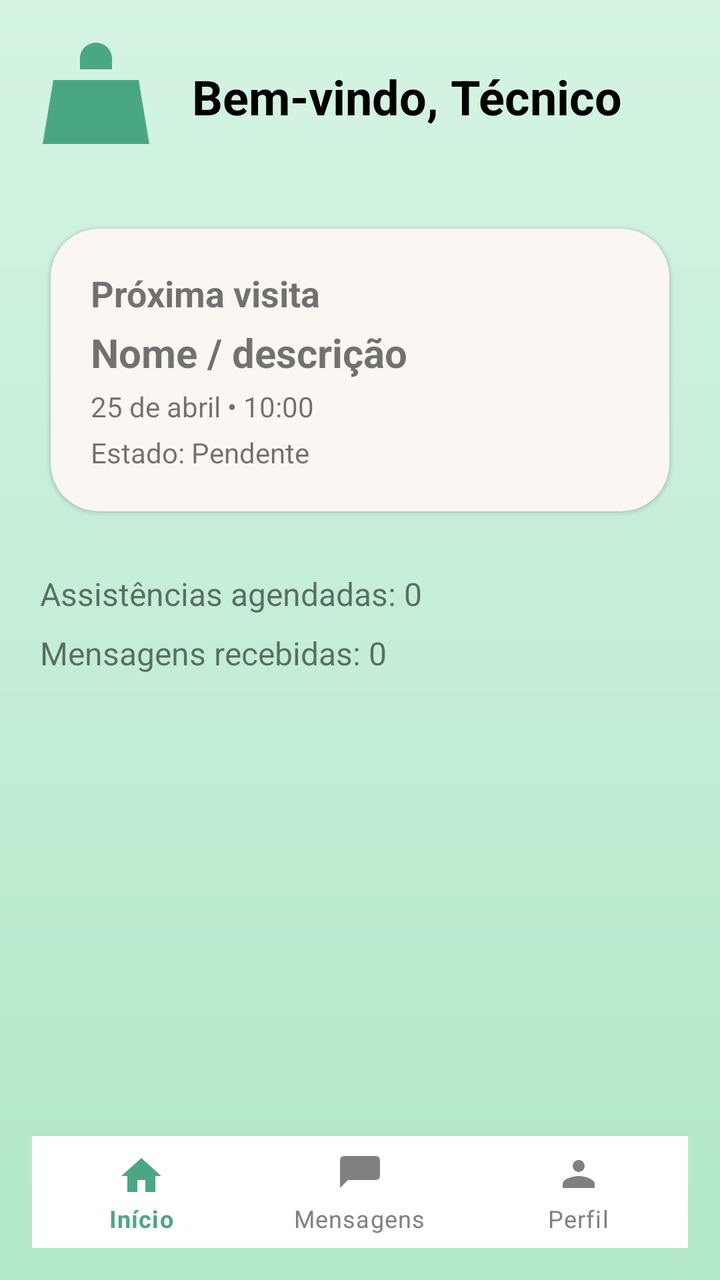
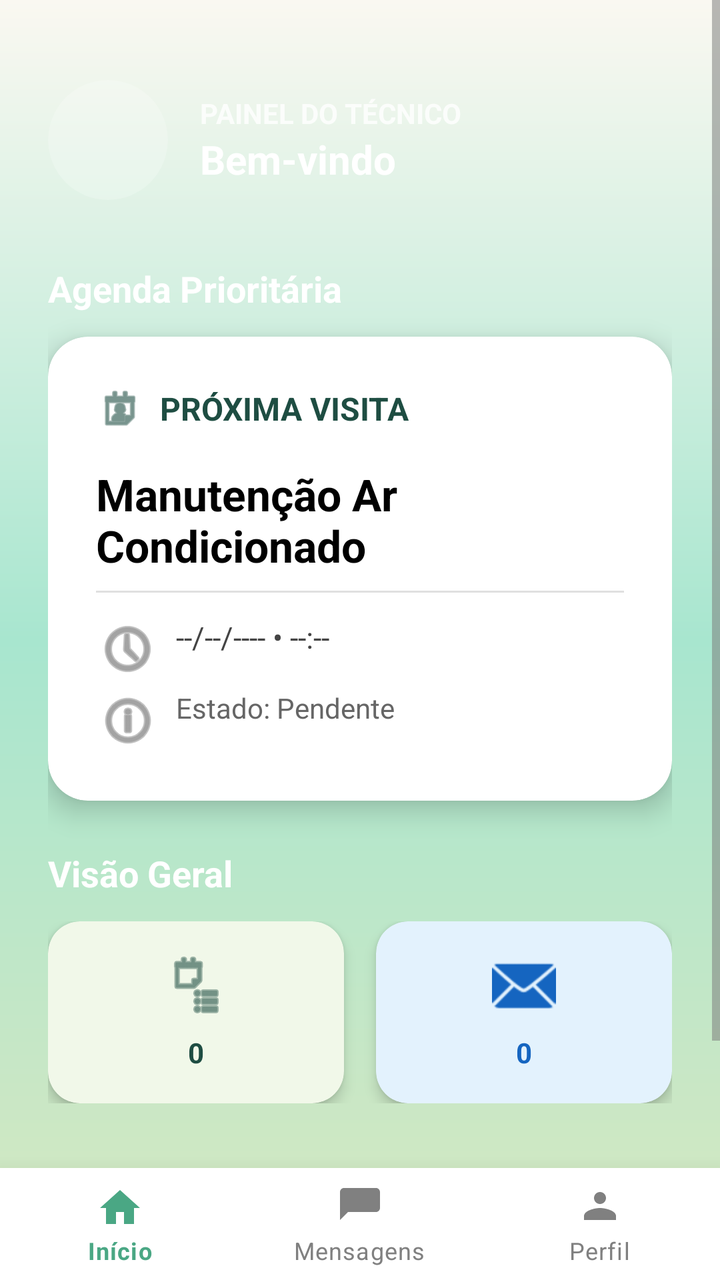

Two renders of the same Android screen: before a commit and after it. Below are the layout's source before the change and the commit's diff.
<!-- AndroidManifest.xml: application theme Theme.EcoTrack -->
<!-- res/layout/activity_home_tecnico.xml -->
<?xml version="1.0" encoding="utf-8"?>
<androidx.constraintlayout.widget.ConstraintLayout
    xmlns:android="http://schemas.android.com/apk/res/android"
    xmlns:app="http://schemas.android.com/apk/res-auto"
    android:layout_width="match_parent"
    android:layout_height="match_parent"
    android:padding="16dp"
    android:background="@drawable/bg_gradiente">

    <ImageView
        android:id="@+id/imgAvatarTecnico"
        android:layout_width="64dp"
        android:layout_height="64dp"
        android:src="@drawable/ic_tecnico"
        android:contentDescription="@string/tecnico"
        app:layout_constraintTop_toTopOf="parent"
        app:layout_constraintStart_toStartOf="parent" />

    <TextView
        android:id="@+id/tvBemVindoTecnico"
        android:layout_width="0dp"
        android:layout_height="wrap_content"
        android:text="Bem-vindo, Técnico"
        android:textSize="24sp"
        android:textStyle="bold"
        android:textColor="@android:color/black"
        app:layout_constraintStart_toEndOf="@id/imgAvatarTecnico"
        app:layout_constraintTop_toTopOf="@id/imgAvatarTecnico"
        app:layout_constraintEnd_toEndOf="parent"
        app:layout_constraintBottom_toBottomOf="@id/imgAvatarTecnico"
        android:layout_marginStart="16dp" />

    
    <com.google.android.material.card.MaterialCardView
        android:id="@+id/cardProximaVisita"
        android:layout_width="0dp"
        android:layout_height="wrap_content"
        android:layout_marginTop="24dp"
        app:cardCornerRadius="24dp"
        app:cardUseCompatPadding="true"
        app:layout_constraintTop_toBottomOf="@id/imgAvatarTecnico"
        app:layout_constraintStart_toStartOf="parent"
        app:layout_constraintEnd_toEndOf="parent">

        <LinearLayout
            android:layout_width="match_parent"
            android:layout_height="wrap_content"
            android:orientation="vertical"
            android:padding="20dp">

            <TextView
                android:id="@+id/tvProximaVisitaTitulo"
                android:layout_width="wrap_content"
                android:layout_height="wrap_content"
                android:text="Próxima visita"
                android:textSize="18sp"
                android:textStyle="bold" />

            <TextView
                android:id="@+id/tvProximaVisitaNome"
                android:layout_width="wrap_content"
                android:layout_height="wrap_content"
                android:layout_marginTop="4dp"
                android:text="Nome / descrição"
                android:textSize="20sp"
                android:textStyle="bold" />

            <TextView
                android:id="@+id/tvProximaVisitaDataHora"
                android:layout_width="wrap_content"
                android:layout_height="wrap_content"
                android:layout_marginTop="4dp"
                android:text="25 de abril • 10:00" />

            <TextView
                android:id="@+id/tvProximaVisitaMoradaEstado"
                android:layout_width="wrap_content"
                android:layout_height="wrap_content"
                android:layout_marginTop="4dp"
                android:text="Estado: Pendente" />
        </LinearLayout>
    </com.google.android.material.card.MaterialCardView>

    
    <LinearLayout
        android:id="@+id/layoutResumos"
        android:layout_width="0dp"
        android:layout_height="wrap_content"
        android:orientation="vertical"
        android:layout_marginTop="16dp"
        app:layout_constraintTop_toBottomOf="@id/cardProximaVisita"
        app:layout_constraintStart_toStartOf="parent"
        app:layout_constraintEnd_toEndOf="parent">

        <TextView
            android:id="@+id/tvResumoAssistencias"
            android:layout_width="match_parent"
            android:layout_height="wrap_content"
            android:text="Assistências agendadas: 0"
            android:textSize="16sp"
            android:padding="4dp" />

        <TextView
            android:id="@+id/tvResumoMensagens"
            android:layout_width="match_parent"
            android:layout_height="wrap_content"
            android:text="Mensagens recebidas: 0"
            android:textSize="16sp"
            android:padding="4dp" />

    </LinearLayout>

    
    <com.google.android.material.bottomnavigation.BottomNavigationView
        android:id="@+id/bottomNavTecnico"
        android:layout_width="0dp"
        android:layout_height="wrap_content"
        android:background="@android:color/white"
        app:menu="@menu/menu_bottom_tecnico"
        app:labelVisibilityMode="labeled"
        app:itemIconTint="@color/selector_bottom_nav"
        app:itemTextColor="@color/selector_bottom_nav"
        app:layout_constraintBottom_toBottomOf="parent"
        app:layout_constraintStart_toStartOf="parent"
        app:layout_constraintEnd_toEndOf="parent"/>

</androidx.constraintlayout.widget.ConstraintLayout>
<!-- resources referenced by this layout -->
<resources>
  <!-- drawable bg_gradiente (drawable) -->
  <?xml version="1.0" encoding="utf-8"?>
  <shape xmlns:android="http://schemas.android.com/apk/res/android">
      <gradient
          android:type="linear"
          android:angle="270"
          android:startColor="#D5F4E2"
          android:endColor="#B2E8C9" />
  </shape>
  <!-- drawable ic_tecnico (drawable) -->
  <vector xmlns:android="http://schemas.android.com/apk/res/android"
      android:width="48dp"
      android:height="48dp"
      android:viewportWidth="24"
      android:viewportHeight="24">
      <path
          android:fillColor="#4AA784"
          android:pathData="M12,2c1.66,0 3,1.34 3,3v2h-6V5c0,-1.66 1.34,-3 3,-3zM4,9h16l2,12H2L4,9z"/>
      <path
          android:fillColor="#4AA784"
          android:pathData="M12,13c-2.21,0 -4,1.79 -4,4h2c0,-1.1 0.9,-2 2,-2s2,0.9 2,2h2C16,14.79 14.21,13 12,13z"/>
  </vector>
  <string name="tecnico">Técnico</string>
  <style name="Theme.EcoTrack" parent="Theme.MaterialComponents.Light.NoActionBar">
          
          <item name="colorPrimary">@color/colorPrimary</item>
          <item name="colorOnPrimary">@color/colorOnPrimary</item>
          <item name="colorSecondary">@color/colorSecondary</item>
          <item name="colorOnSecondary">@color/colorOnSecondary</item>
  
          
          <item name="colorOnBackground">@color/background_beige</item>
          <item name="colorSurface">@color/colorSurface</item>
          <item name="colorOnSurface">@color/colorOnSurface</item>
          <item name="android:windowBackground">@color/background_beige</item>
  
          
          <item name="colorPrimaryContainer">@color/colorPrimaryContainer</item>
          <item name="colorOnPrimaryContainer">@color/colorOnPrimaryContainer</item>
          <item name="colorSecondaryContainer">@color/colorSecondaryContainer</item>
          <item name="colorOnSecondaryContainer">@color/colorOnSecondaryContainer</item>
  
          
          <item name="colorError">@color/colorError</item>
          <item name="colorOnError">@color/colorOnError</item>
          <item name="colorErrorContainer">@color/colorErrorContainer</item>
          <item name="colorOnErrorContainer">@color/colorOnErrorContainer</item>
  
          
          <item name="colorOutline">@color/colorOutline</item>
  
          
          <item name="android:textColorPrimary">@color/text_primary</item>
          <item name="android:textColorSecondary">@color/text_secondary</item>
  
          
          <item name="android:statusBarColor">@color/colorPrimary</item>
          <item name="android:navigationBarColor">@color/background_beige</item>
      </style>
  <color name="colorPrimary">#2E7D5B</color>
  <color name="colorOnPrimary">#FFFFFF</color>
  <color name="colorSecondary">#52644F</color>
  <color name="colorOnSecondary">#FFFFFF</color>
  <color name="background_beige">#FFFDF8</color>
  <color name="colorSurface">#FAF7F2</color>
  <color name="colorOnSurface">#3B3A37</color>
  <color name="colorPrimaryContainer">#BFE3CF</color>
  <color name="colorOnPrimaryContainer">#1A3B2C</color>
  <color name="colorSecondaryContainer">#D5E8D7</color>
  <color name="colorOnSecondaryContainer">#1F352F</color>
  <color name="colorError">#B3261E</color>
  <color name="colorOnError">#FFFFFF</color>
  <color name="colorErrorContainer">#F9DEDC</color>
  <color name="colorOnErrorContainer">#410E0B</color>
  <color name="colorOutline">#D8D2C8</color>
  <color name="text_primary">#2E2E2E</color>
  <color name="text_secondary">#7A7A7A</color>
</resources>

<!-- the commit's change to res/layout/activity_home_tecnico.xml (unified diff, before → after) -->
@@ -4,41 +4,14 @@
     xmlns:app="http://schemas.android.com/apk/res-auto"
     android:layout_width="match_parent"
     android:layout_height="match_parent"
-    android:padding="16dp"
-    android:background="@drawable/bg_gradiente">
-
-    <ImageView
-        android:id="@+id/imgAvatarTecnico"
-        android:layout_width="64dp"
-        android:layout_height="64dp"
-        android:src="@drawable/ic_tecnico"
-        android:contentDescription="@string/tecnico"
+    android:background="@drawable/gradient_verde">
+
+    <ScrollView
+        android:layout_width="match_parent"
+        android:layout_height="0dp"
+        android:fillViewport="true"
         app:layout_constraintTop_toTopOf="parent"
-        app:layout_constraintStart_toStartOf="parent" />
-
-    <TextView
-        android:id="@+id/tvBemVindoTecnico"
-        android:layout_width="0dp"
-        android:layout_height="wrap_content"
-        android:text="Bem-vindo, Técnico"
-        android:textSize="24sp"
-        android:textStyle="bold"
-        android:textColor="@android:color/black"
-        app:layout_constraintStart_toEndOf="@id/imgAvatarTecnico"
-        app:layout_constraintTop_toTopOf="@id/imgAvatarTecnico"
-        app:layout_constraintEnd_toEndOf="parent"
-        app:layout_constraintBottom_toBottomOf="@id/imgAvatarTecnico"
-        android:layout_marginStart="16dp" />
-
-    
-    <com.google.android.material.card.MaterialCardView
-        android:id="@+id/cardProximaVisita"
-        android:layout_width="0dp"
-        android:layout_height="wrap_content"
-        android:layout_marginTop="24dp"
-        app:cardCornerRadius="24dp"
-        app:cardUseCompatPadding="true"
-        app:layout_constraintTop_toBottomOf="@id/imgAvatarTecnico"
+        app:layout_constraintBottom_toTopOf="@id/bottomNavTecnico"
         app:layout_constraintStart_toStartOf="parent"
         app:layout_constraintEnd_toEndOf="parent">
 
@@ -46,71 +19,238 @@
             android:layout_width="match_parent"
             android:layout_height="wrap_content"
             android:orientation="vertical"
-            android:padding="20dp">
+            android:padding="24dp">
+
+            <LinearLayout
+                android:layout_width="match_parent"
+                android:layout_height="wrap_content"
+                android:orientation="horizontal"
+                android:gravity="center_vertical"
+                android:layout_marginBottom="32dp"
+                android:layout_marginTop="16dp">
+
+                <androidx.cardview.widget.CardView
+                    android:layout_width="60dp"
+                    android:layout_height="60dp"
+                    app:cardCornerRadius="30dp"
+                    app:cardElevation="0dp"
+                    android:layout_marginEnd="16dp"
+                    app:cardBackgroundColor="#33FFFFFF"> <ImageView
+                    android:id="@+id/imgAvatarTecnico"
+                    android:layout_width="match_parent"
+                    android:layout_height="match_parent"
+                    android:src="@android:drawable/sym_def_app_icon"
+                    android:padding="12dp"
+                    app:tint="#FFFFFF" />
+                </androidx.cardview.widget.CardView>
+
+                <LinearLayout
+                    android:layout_width="match_parent"
+                    android:layout_height="wrap_content"
+                    android:orientation="vertical">
+
+                    <TextView
+                        android:layout_width="wrap_content"
+                        android:layout_height="wrap_content"
+                        android:text="Painel do Técnico"
+                        android:textColor="#CCFFFFFF"
+                        android:textSize="14sp"
+                        android:textStyle="bold"
+                        android:textAllCaps="true"/>
+
+                    <TextView
+                        android:id="@+id/tvBemVindoTecnico"
+                        android:layout_width="wrap_content"
+                        android:layout_height="wrap_content"
+                        android:text="Bem-vindo"
+                        android:textColor="#FFFFFF"
+                        android:textSize="20sp"
+                        android:textStyle="bold"
+                        android:maxLines="1"
+                        android:ellipsize="end"/>
+                </LinearLayout>
+            </LinearLayout>
 
             <TextView
-                android:id="@+id/tvProximaVisitaTitulo"
                 android:layout_width="wrap_content"
                 android:layout_height="wrap_content"
-                android:text="Próxima visita"
+                android:text="Agenda Prioritária"
+                android:textColor="#FFFFFF"
                 android:textSize="18sp"
-                android:textStyle="bold" />
+                android:textStyle="bold"
+                android:layout_marginBottom="12dp"/>
+
+            <com.google.android.material.card.MaterialCardView
+                android:id="@+id/cardProximaVisita"
+                android:layout_width="match_parent"
+                android:layout_height="wrap_content"
+                app:cardCornerRadius="20dp"
+                app:cardElevation="8dp"
+                app:cardBackgroundColor="#FFFFFF"
+                android:layout_marginBottom="24dp">
+
+                <LinearLayout
+                    android:layout_width="match_parent"
+                    android:layout_height="wrap_content"
+                    android:orientation="vertical"
+                    android:padding="24dp">
+
+                    <LinearLayout
+                        android:layout_width="match_parent"
+                        android:layout_height="wrap_content"
+                        android:orientation="horizontal"
+                        android:gravity="center_vertical"
+                        android:layout_marginBottom="16dp">
+
+                        <ImageView
+                            android:layout_width="24dp"
+                            android:layout_height="24dp"
+                            android:src="@android:drawable/ic_menu_my_calendar"
+                            app:tint="#1E4D42"
+                            android:layout_marginEnd="8dp"/>
+
+                        <TextView
+                            android:id="@+id/tvProximaVisitaTitulo"
+                            android:layout_width="wrap_content"
+                            android:layout_height="wrap_content"
+                            android:text="Próxima visita"
+                            android:textColor="#1E4D42"
+                            android:textSize="16sp"
+                            android:textStyle="bold"
+                            android:textAllCaps="true"/>
+                    </LinearLayout>
+
+                    <TextView
+                        android:id="@+id/tvProximaVisitaNome"
+                        android:layout_width="match_parent"
+                        android:layout_height="wrap_content"
+                        android:text="Manutenção Ar Condicionado"
+                        android:textColor="#000000"
+                        android:textSize="22sp"
+                        android:textStyle="bold"
+                        android:layout_marginBottom="8dp"/>
+
+                    <View
+                        android:layout_width="match_parent"
+                        android:layout_height="1dp"
+                        android:background="#E0E0E0"
+                        android:layout_marginBottom="12dp"/>
+
+                    <TextView
+                        android:id="@+id/tvProximaVisitaDataHora"
+                        android:layout_width="wrap_content"
+                        android:layout_height="wrap_content"
+                        android:text="--/--/---- • --:--"
+                        android:drawablePadding="8dp"
+                        android:drawableStart="@android:drawable/ic_menu_recent_history"
+                        android:drawableTint="#666666"
+                        android:textColor="#444444"
+                        android:textSize="15sp"
+                        android:layout_marginBottom="4dp"/>
+
+                    <TextView
+                        android:id="@+id/tvProximaVisitaMoradaEstado"
+                        android:layout_width="wrap_content"
+                        android:layout_height="wrap_content"
+                        android:text="Estado: Pendente"
+                        android:drawablePadding="8dp"
+                        android:drawableStart="@android:drawable/ic_menu_info_details"
+                        android:drawableTint="#666666"
+                        android:textColor="#666666"
+                        android:textSize="14sp"/>
+
+                </LinearLayout>
+            </com.google.android.material.card.MaterialCardView>
 
             <TextView
-                android:id="@+id/tvProximaVisitaNome"
                 android:layout_width="wrap_content"
                 android:layout_height="wrap_content"
-                android:layout_marginTop="4dp"
-                android:text="Nome / descrição"
-                android:textSize="20sp"
-                android:textStyle="bold" />
-
-            <TextView
-                android:id="@+id/tvProximaVisitaDataHora"
-                android:layout_width="wrap_content"
-                android:layout_height="wrap_content"
-                android:layout_marginTop="4dp"
-                android:text="25 de abril • 10:00" />
-
-            <TextView
-                android:id="@+id/tvProximaVisitaMoradaEstado"
-                android:layout_width="wrap_content"
-                android:layout_height="wrap_content"
-                android:layout_marginTop="4dp"
-                android:text="Estado: Pendente" />
+                android:text="Visão Geral"
+                android:textColor="#FFFFFF"
+                android:textSize="18sp"
+                android:textStyle="bold"
+                android:layout_marginBottom="12dp"/>
+
+            <LinearLayout
+                android:id="@+id/layoutResumos"
+                android:layout_width="match_parent"
+                android:layout_height="wrap_content"
+                android:orientation="horizontal"
+                android:baselineAligned="false">
+
+                <com.google.android.material.card.MaterialCardView
+                    android:layout_width="0dp"
+                    android:layout_height="wrap_content"
+                    android:layout_weight="1"
+                    android:layout_marginEnd="8dp"
+                    app:cardCornerRadius="16dp"
+                    app:cardElevation="4dp"
+                    app:cardBackgroundColor="#F1F8E9"> <LinearLayout
+                    android:layout_width="match_parent"
+                    android:layout_height="wrap_content"
+                    android:orientation="vertical"
+                    android:padding="16dp"
+                    android:gravity="center">
+
+                    <ImageView
+                        android:layout_width="32dp"
+                        android:layout_height="32dp"
+                        android:src="@android:drawable/ic_menu_agenda"
+                        app:tint="#1E4D42"
+                        android:layout_marginBottom="8dp"/>
+
+                    <TextView
+                        android:id="@+id/tvResumoAssistencias"
+                        android:layout_width="wrap_content"
+                        android:layout_height="wrap_content"
+                        android:text="0"
+                        android:textAlignment="center"
+                        android:textColor="#1E4D42"
+                        android:textStyle="bold"
+                        android:textSize="14sp"/>
+                </LinearLayout>
+                </com.google.android.material.card.MaterialCardView>
+
+                <com.google.android.material.card.MaterialCardView
+                    android:layout_width="0dp"
+                    android:layout_height="wrap_content"
+                    android:layout_weight="1"
+                    android:layout_marginStart="8dp"
+                    app:cardCornerRadius="16dp"
+                    app:cardElevation="4dp"
+                    app:cardBackgroundColor="#E3F2FD"> <LinearLayout
+                    android:layout_width="match_parent"
+                    android:layout_height="wrap_content"
+                    android:orientation="vertical"
+                    android:padding="16dp"
+                    android:gravity="center">
+
+                    <ImageView
+                        android:layout_width="32dp"
+                        android:layout_height="32dp"
+                        android:src="@android:drawable/ic_dialog_email"
+                        app:tint="#1565C0"
+                        android:layout_marginBottom="8dp"/>
+
+                    <TextView
+                        android:id="@+id/tvResumoMensagens"
+                        android:layout_width="wrap_content"
+                        android:layout_height="wrap_content"
+                        android:text="0"
+                        android:textAlignment="center"
+                        android:textColor="#1565C0"
+                        android:textStyle="bold"
+                        android:textSize="14sp"/>
+                </LinearLayout>
+                </com.google.android.material.card.MaterialCardView>
+
+            </LinearLayout>
+
+            <Space android:layout_width="match_parent" android:layout_height="80dp"/>
+
         </LinearLayout>
-    </com.google.android.material.card.MaterialCardView>
-
-    
-    <LinearLayout
-        android:id="@+id/layoutResumos"
-        android:layout_width="0dp"
-        android:layout_height="wrap_content"
-        android:orientation="vertical"
-        android:layout_marginTop="16dp"
-        app:layout_constraintTop_toBottomOf="@id/cardProximaVisita"
-        app:layout_constraintStart_toStartOf="parent"
-        app:layout_constraintEnd_toEndOf="parent">
-
-        <TextView
-            android:id="@+id/tvResumoAssistencias"
-            android:layout_width="match_parent"
-            android:layout_height="wrap_content"
-            android:text="Assistências agendadas: 0"
-            android:textSize="16sp"
-            android:padding="4dp" />
-
-        <TextView
-            android:id="@+id/tvResumoMensagens"
-            android:layout_width="match_parent"
-            android:layout_height="wrap_content"
-            android:text="Mensagens recebidas: 0"
-            android:textSize="16sp"
-            android:padding="4dp" />
-
-    </LinearLayout>
-
-    
+    </ScrollView>
+
     <com.google.android.material.bottomnavigation.BottomNavigationView
         android:id="@+id/bottomNavTecnico"
         android:layout_width="0dp"
@@ -120,6 +260,7 @@
         app:labelVisibilityMode="labeled"
         app:itemIconTint="@color/selector_bottom_nav"
         app:itemTextColor="@color/selector_bottom_nav"
+        app:elevation="16dp"
         app:layout_constraintBottom_toBottomOf="parent"
         app:layout_constraintStart_toStartOf="parent"
         app:layout_constraintEnd_toEndOf="parent"/>
<!-- resource entries referenced after the edit -->
@@ -1,28 +1,15 @@
 <!-- resources referenced by this layout -->
 <resources>
-  <!-- drawable bg_gradiente (drawable) -->
-  <?xml version="1.0" encoding="utf-8"?>
+  <!-- drawable gradient_verde (drawable) -->
   <shape xmlns:android="http://schemas.android.com/apk/res/android">
       <gradient
-          android:type="linear"
-          android:angle="270"
-          android:startColor="#D5F4E2"
-          android:endColor="#B2E8C9" />
+          android:startColor="@color/pastel_lightgreen"
+          android:centerColor="@color/mint_start"
+          android:endColor="@color/pastel_whitewarm"
+          android:angle="90" />
+  
+      <corners android:radius="0dp" />
   </shape>
-  <!-- drawable ic_tecnico (drawable) -->
-  <vector xmlns:android="http://schemas.android.com/apk/res/android"
-      android:width="48dp"
-      android:height="48dp"
-      android:viewportWidth="24"
-      android:viewportHeight="24">
-      <path
-          android:fillColor="#4AA784"
-          android:pathData="M12,2c1.66,0 3,1.34 3,3v2h-6V5c0,-1.66 1.34,-3 3,-3zM4,9h16l2,12H2L4,9z"/>
-      <path
-          android:fillColor="#4AA784"
-          android:pathData="M12,13c-2.21,0 -4,1.79 -4,4h2c0,-1.1 0.9,-2 2,-2s2,0.9 2,2h2C16,14.79 14.21,13 12,13z"/>
-  </vector>
-  <string name="tecnico">Técnico</string>
   <style name="Theme.EcoTrack" parent="Theme.MaterialComponents.Light.NoActionBar">
           
           <item name="colorPrimary">@color/colorPrimary</item>
@@ -59,6 +46,9 @@
           <item name="android:statusBarColor">@color/colorPrimary</item>
           <item name="android:navigationBarColor">@color/background_beige</item>
       </style>
+  <color name="pastel_lightgreen">#D7E8C1</color>
+  <color name="mint_start">#A8E6CF</color>
+  <color name="pastel_whitewarm">#FAF8F1</color>
   <color name="colorPrimary">#2E7D5B</color>
   <color name="colorOnPrimary">#FFFFFF</color>
   <color name="colorSecondary">#52644F</color>
